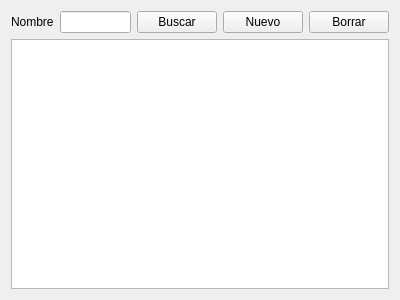
Old version of the form banta/res/ui/tbill.ui in the repository jerobarraco/banta.
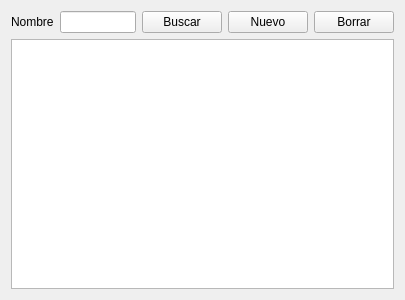
New version of the form.

What changed in the file:
```diff
--- a/banta/res/ui/tbill.ui
+++ b/banta/res/ui/tbill.ui
@@ -6,7 +6,7 @@
    <rect>
     <x>0</x>
     <y>0</y>
-    <width>400</width>
+    <width>405</width>
     <height>300</height>
    </rect>
   </property>
```
Left out of the diff: 7 changed lines with no effect on the pictures.
